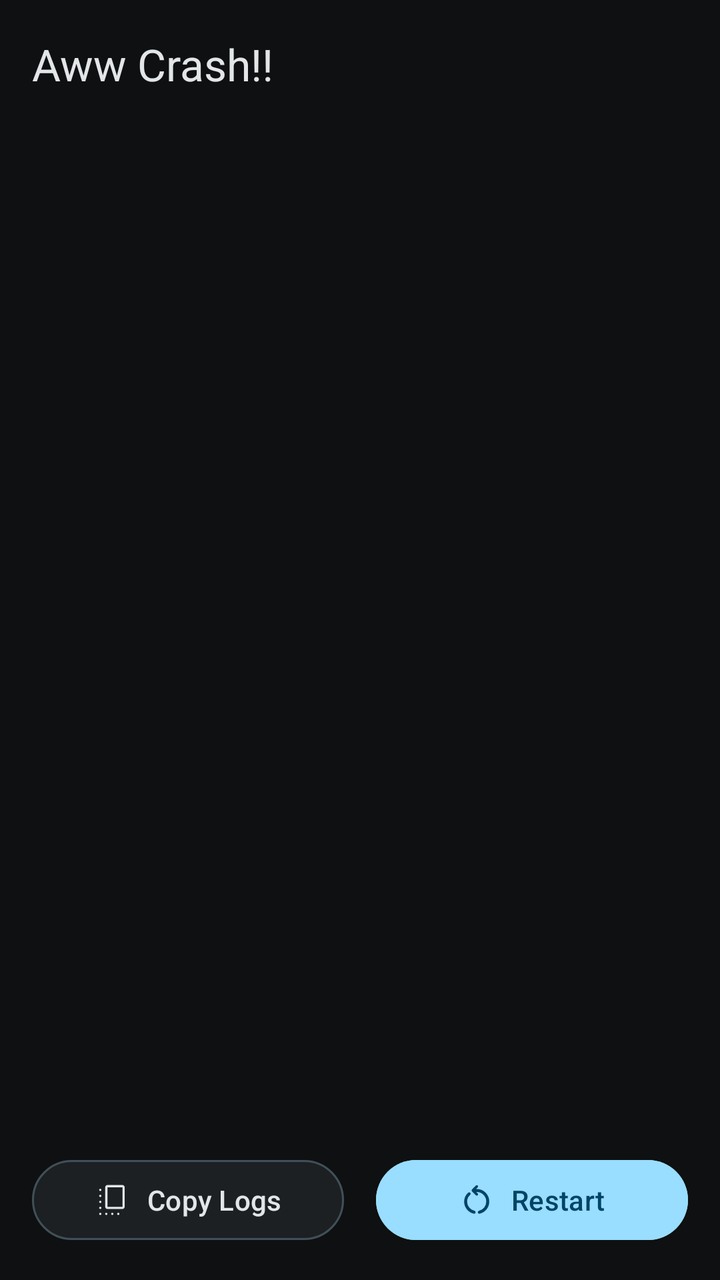
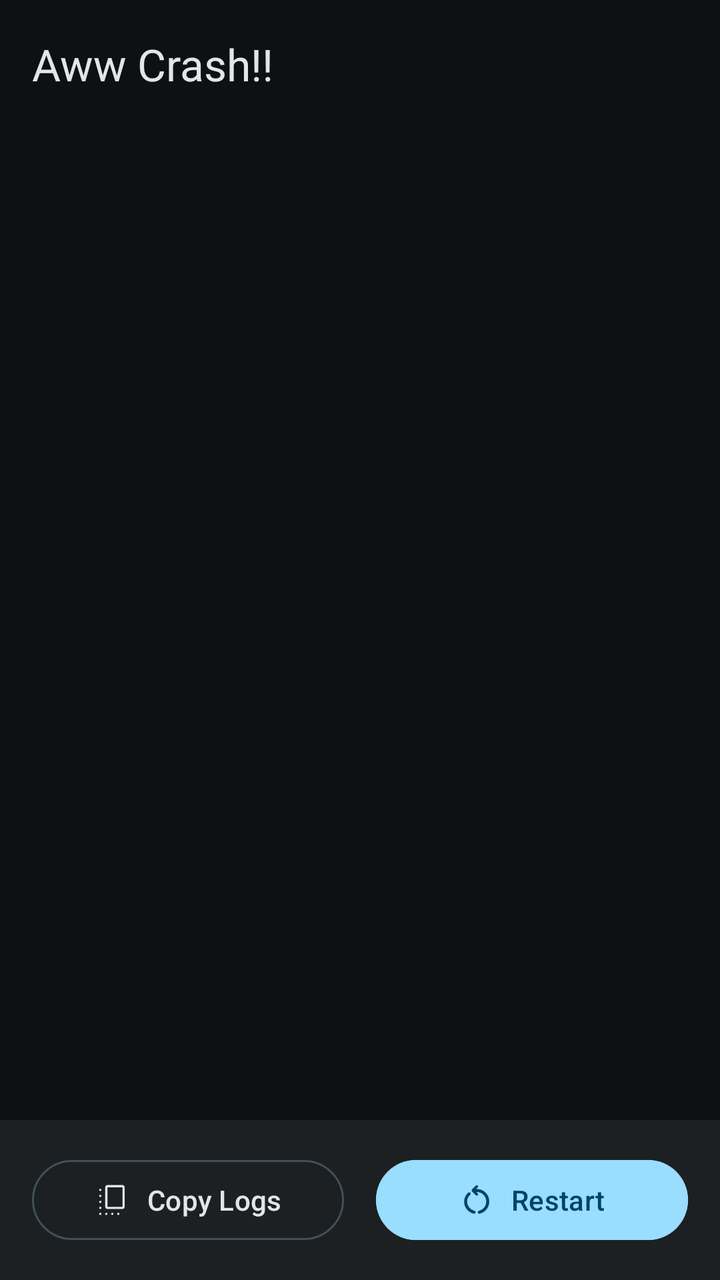

Compare the two renders of this Android layout. The source of the first and the diff that turns it into the second are given below.
<!-- AndroidManifest.xml: application theme Base.Theme.Aurora -->
<!-- res/layout/debug.xml -->
<?xml version="1.0" encoding="utf-8"?>
<LinearLayout xmlns:android="http://schemas.android.com/apk/res/android"
    xmlns:app="http://schemas.android.com/apk/res-auto"
    android:layout_width="match_parent"
    android:layout_height="match_parent"
    android:background="@color/surface"
    android:orientation="vertical">
    <androidx.appcompat.widget.Toolbar
        android:id="@+id/toolbar"
        android:layout_width="match_parent"
        android:layout_height="wrap_content"
        android:background="@color/surface"
        app:title="@string/title_toolbar_debug"
        app:titleTextColor="@color/onSurface" />
    <androidx.core.widget.NestedScrollView
        android:id="@+id/scroll_view"
        android:layout_width="match_parent"
        android:layout_height="0dp"
        android:layout_weight="1"
        android:fillViewport="true"
        android:scrollbars="vertical">
        <TextView
            android:id="@+id/tv_log"
            android:layout_width="match_parent"
            android:layout_height="wrap_content"
            android:fontFamily="monospace"
            android:padding="16dp"
            android:textColor="@color/onSurface"
            android:textSize="12sp"
            android:textIsSelectable="true" />
    </androidx.core.widget.NestedScrollView>
    <LinearLayout
        android:layout_width="match_parent"
        android:layout_height="wrap_content"
        android:gravity="center"
        android:orientation="horizontal"
        android:padding="16dp">
        <com.google.android.material.button.MaterialButton
            android:id="@+id/btn_copy"
            style="@style/Base.Theme.AuroraOutlinedButton"
            android:layout_width="0dp"
            android:layout_height="wrap_content"
            android:layout_marginEnd="8dp"
            android:layout_weight="1"
            app:icon="@drawable/ic_copy"
            android:text="@string/title_button_copy_debug" />
        <com.google.android.material.button.MaterialButton
            android:id="@+id/btn_restart"
            style="@style/Base.Theme.AuroraButton"
            android:layout_width="0dp"
            android:layout_height="wrap_content"
            android:layout_marginStart="8dp"
            android:layout_weight="1"
            app:icon="@drawable/ic_restart"
            android:text="@string/title_button_restart_debug" />
    </LinearLayout>
</LinearLayout>
<!-- resources referenced by this layout -->
<resources>
  <color name="onSurface">#FFE3E6E8</color>
  <color name="surface">#FF0E1011</color>
  <string name="title_button_copy_debug">Copy Logs</string>
  <string name="title_button_restart_debug">Restart</string>
  <string name="title_toolbar_debug">Aww Crash!!</string>
  <style name="Base.Theme.AuroraButton" parent="Widget.Material3.Button">
          <item name="android:backgroundTint">@color/primary</item>
          <item name="android:textColor">@color/onPrimary</item>
          <item name="cornerRadius">@dimen/radius_24dp</item>
          <item name="iconGravity">textStart</item>
          <item name="iconPadding">8dp</item>
          <item name="iconTint">@color/onPrimary</item>
          <item name="android:paddingStart">24dp</item>
          <item name="android:paddingEnd">24dp</item>
          <item name="android:paddingTop">2dp</item>
          <item name="android:paddingBottom">2dp</item>
      </style>
  <style name="Base.Theme.AuroraOutlinedButton" parent="Widget.Material3.Button.OutlinedButton">
          <item name="android:backgroundTint">@color/surfaceContainer</item>
          <item name="android:textColor">@color/onSurface</item>
          <item name="strokeColor">@color/outlineVariant</item>
          <item name="strokeWidth">@dimen/size_outline_1dp</item>
          <item name="cornerRadius">@dimen/radius_24dp</item>
          <item name="iconGravity">textStart</item>
          <item name="iconPadding">8dp</item>
          <item name="iconTint">@color/onSurface</item>
          <item name="android:paddingStart">24dp</item>
          <item name="android:paddingEnd">24dp</item>
          <item name="android:paddingTop">2dp</item>
          <item name="android:paddingBottom">2dp</item>
      </style>
  <style name="Base.Theme.Aurora" parent="Theme.Material3.Dark.NoActionBar">
          <item name="android:windowBackground">@color/surface</item>
  
          <item name="android:statusBarColor">@android:color/transparent</item>
          <item name="android:navigationBarColor">@android:color/transparent</item>
          <item name="android:windowDrawsSystemBarBackgrounds">true</item>
  
          <item name="android:windowLightStatusBar">false</item>
          <item name="android:windowLightNavigationBar">false</item>
      </style>
  <color name="primary">#99DDFF</color>
  <color name="onPrimary">#004466</color>
  <dimen name="radius_24dp">24dp</dimen>
  <color name="surfaceContainer">#FF1C2022</color>
  <color name="outlineVariant">#FF415058</color>
  <dimen name="size_outline_1dp">1dp</dimen>
  <!-- unchanged entries left out for length: 2 -->
</resources>

<!-- the commit's change to res/layout/debug.xml (unified diff, before → after) -->
@@ -1,6 +1,7 @@
 <?xml version="1.0" encoding="utf-8"?>
 <LinearLayout xmlns:android="http://schemas.android.com/apk/res/android"
     xmlns:app="http://schemas.android.com/apk/res-auto"
+    android:id="@+id/root_layout"
     android:layout_width="match_parent"
     android:layout_height="match_parent"
     android:background="@color/surface"
@@ -30,6 +31,8 @@
             android:textIsSelectable="true" />
     </androidx.core.widget.NestedScrollView>
     <LinearLayout
+        android:id="@+id/bottom_container"
+        android:background="@color/surfaceContainer"
         android:layout_width="match_parent"
         android:layout_height="wrap_content"
         android:gravity="center"
